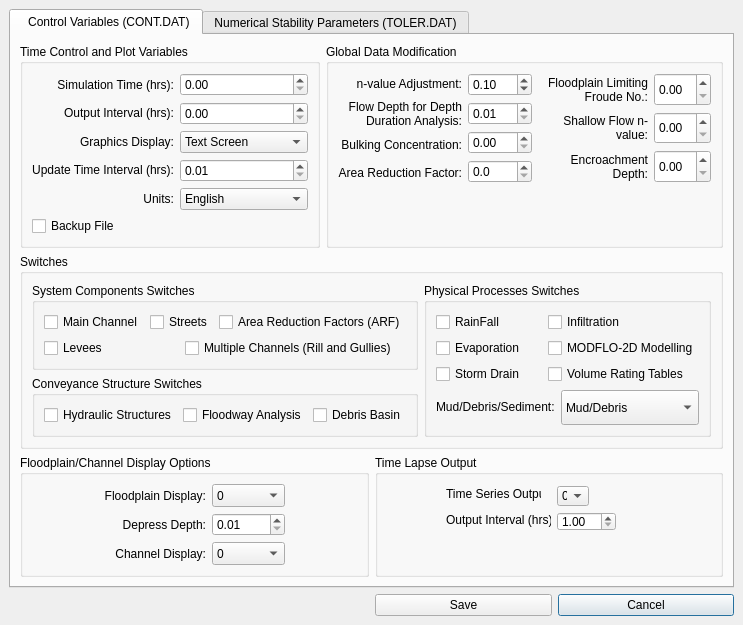
Above: flo2d/ui/cont_toler_jj.ui from FLO-2DSoftware/qgis-flo-2d-plugin before the change. Below: the same form after it.
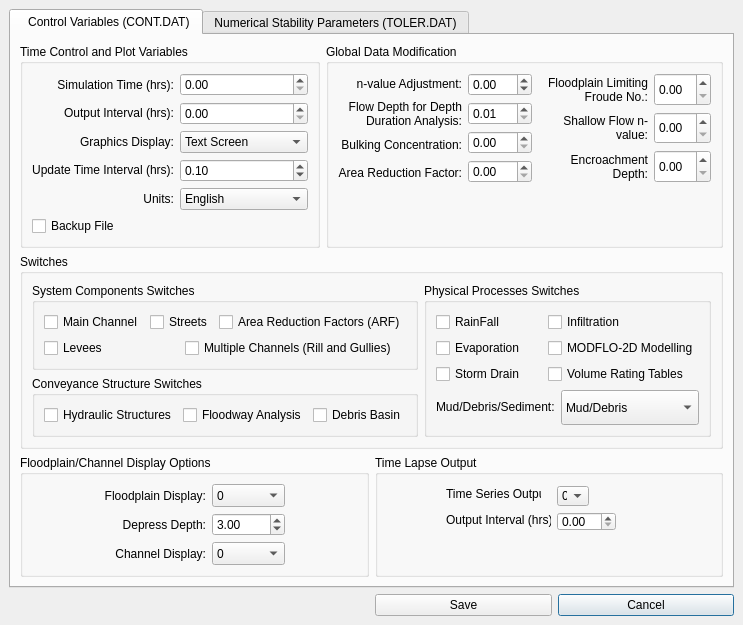
That is the form after the change.

```diff
--- a/flo2d/ui/cont_toler_jj.ui
+++ b/flo2d/ui/cont_toler_jj.ui
@@ -164,7 +164,13 @@
                  <string>GRAPTIM</string>
                 </property>
                 <property name="minimum">
-                 <double>0.010000000000000</double>
+                 <double>0.000000000000000</double>
+                </property>
+                <property name="maximum">
+                 <double>10.000000000000000</double>
+                </property>
+                <property name="value">
+                 <double>3.000000000000000</double>
                 </property>
                </widget>
               </item>
@@ -344,11 +350,14 @@
              <string>TIMTEP</string>
             </property>
             <property name="minimum">
-             <double>1.000000000000000</double>
+             <double>0.000000000000000</double>
             </property>
             <property name="maximum">
              <double>100.000000000000000</double>
             </property>
+            <property name="value">
+             <double>0.000000000000000</double>
+            </property>
            </widget>
           </widget>
          </item>
@@ -538,6 +547,12 @@
               <property name="minimum">
                <double>0.010000000000000</double>
               </property>
+              <property name="maximum">
+               <double>99.000000000000000</double>
+              </property>
+              <property name="value">
+               <double>0.100000000000000</double>
+              </property>
              </widget>
             </item>
             <item>
@@ -684,7 +699,7 @@
                <string>AMANN</string>
               </property>
               <property name="minimum">
-               <double>-5.000000000000000</double>
+               <double>-99.000000000000000</double>
               </property>
               <property name="maximum">
                <double>5.000000000000000</double>
@@ -693,7 +708,7 @@
                <double>0.100000000000000</double>
               </property>
               <property name="value">
-               <double>0.100000000000000</double>
+               <double>0.000000000000000</double>
               </property>
              </widget>
             </item>
@@ -741,7 +756,7 @@
                <string>XARF</string>
               </property>
               <property name="decimals">
-               <number>1</number>
+               <number>2</number>
               </property>
               <property name="maximum">
                <double>1.000000000000000</double>
```
Left out of the diff: 8 changed lines with no effect on the pictures.
